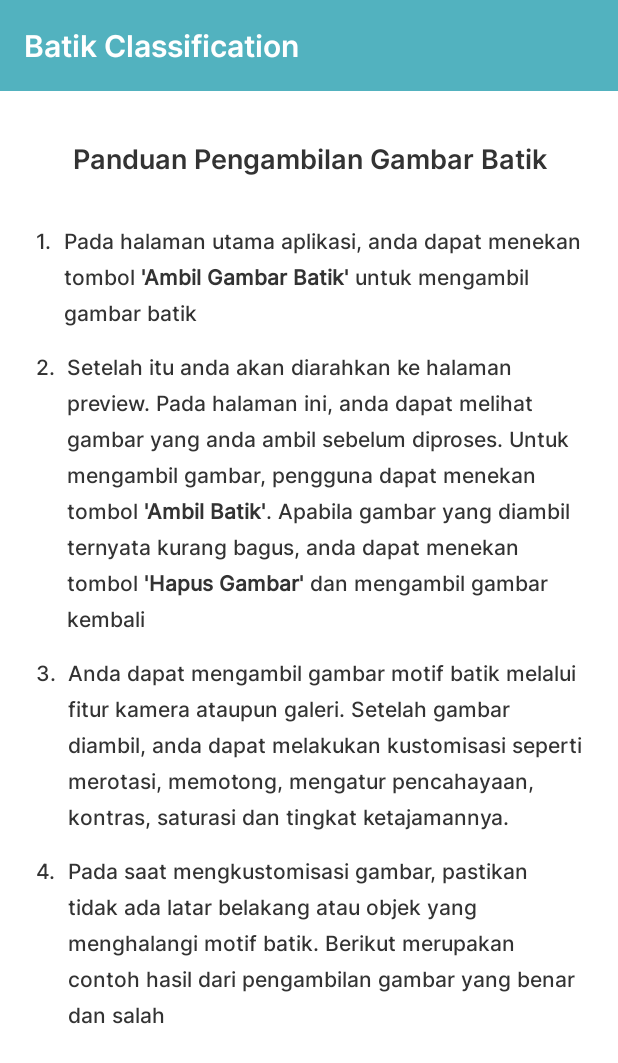
After one commit to rickyandrean99/Batik-Classification, an Android app: the GuideActivity screen opened directly, with no data from a screen before it, on a phone screen of 412 x 824 dp. The commit adds this screen. Shown: the top 1063 px of the screen. Run offline under Robolectric (Android 15) with nearby library versions, the phone set to English and light mode, and no system bars.

Commit message:
Guide page progress

```diff
--- /dev/null
+++ b/app/src/main/java/com/rickyandrean/batikclassification/presentation/guide/GuideActivity.kt
@@ -0,0 +1,22 @@
+package com.rickyandrean.batikclassification.presentation.guide
+
+import androidx.appcompat.app.AppCompatActivity
+import android.os.Bundle
+import com.rickyandrean.batikclassification.R
+import com.rickyandrean.batikclassification.databinding.ActivityGuideBinding
+
+class GuideActivity : AppCompatActivity() {
+    private lateinit var binding: ActivityGuideBinding
+
+    override fun onCreate(savedInstanceState: Bundle?) {
+        super.onCreate(savedInstanceState)
+        binding = ActivityGuideBinding.inflate(layoutInflater)
+        setContentView(binding.root)
+
+        setupView()
+    }
+
+    private fun setupView() {
+        supportActionBar?.hide()
+    }
+}
--- a/app/src/main/java/com/rickyandrean/batikclassification/presentation/main/MainActivity.kt
+++ b/app/src/main/java/com/rickyandrean/batikclassification/presentation/main/MainActivity.kt
@@ -5,6 +5,7 @@ import androidx.appcompat.app.AppCompatActivity
 import android.os.Bundle
 import com.rickyandrean.batikclassification.R
 import com.rickyandrean.batikclassification.databinding.ActivityMainBinding
+import com.rickyandrean.batikclassification.presentation.guide.GuideActivity
 import com.rickyandrean.batikclassification.presentation.preview.PreviewActivity
 
 class MainActivity : AppCompatActivity() {
@@ -30,5 +31,10 @@ class MainActivity : AppCompatActivity() {
             val intent = Intent(this@MainActivity, PreviewActivity::class.java)
             startActivity(intent)
         }
+
+        binding.btnTips.setOnClickListener {
+            val intent = Intent(this@MainActivity, GuideActivity::class.java)
+            startActivity(intent)
+        }
     }
 }
--- a/app/src/main/java/com/rickyandrean/batikclassification/presentation/preview/PreviewActivity.kt
+++ b/app/src/main/java/com/rickyandrean/batikclassification/presentation/preview/PreviewActivity.kt
@@ -77,7 +77,7 @@ class PreviewActivity : AppCompatActivity() {
 //                            startActivity(intent)
                         }
 
-                        response.onFailure { error ->
+                        response.onFailure {
                             Toast.makeText(this@PreviewActivity, "Terjadi kesalahan pada aplikasi", Toast.LENGTH_SHORT).show()
                         }
                     }
--- /dev/null
+++ b/app/src/main/res/layout/activity_guide.xml
@@ -0,0 +1,219 @@
+<?xml version="1.0" encoding="utf-8"?>
+<androidx.constraintlayout.widget.ConstraintLayout xmlns:android="http://schemas.android.com/apk/res/android"
+    xmlns:app="http://schemas.android.com/apk/res-auto"
+    xmlns:tools="http://schemas.android.com/tools"
+    android:layout_width="match_parent"
+    android:layout_height="match_parent"
+    tools:context=".presentation.guide.GuideActivity">
+
+    <com.google.android.material.appbar.AppBarLayout
+        android:id="@+id/appbar_tips"
+        android:layout_width="match_parent"
+        android:layout_height="wrap_content"
+        android:background="@color/sapphire"
+        android:elevation="0dp"
+        app:elevation="0dp"
+        app:layout_constraintEnd_toEndOf="parent"
+        app:layout_constraintStart_toStartOf="parent"
+        app:layout_constraintTop_toTopOf="parent">
+
+        <androidx.constraintlayout.widget.ConstraintLayout
+            android:id="@+id/cl_toolbar_tips"
+            android:layout_width="match_parent"
+            android:layout_height="wrap_content">
+
+            <TextView
+                android:id="@+id/tv_tips_header"
+                android:layout_width="0dp"
+                android:layout_height="wrap_content"
+                android:layout_marginStart="16dp"
+                android:layout_marginTop="16dp"
+                android:layout_marginEnd="16dp"
+                android:layout_marginBottom="16dp"
+                android:fontFamily="@font/inter_semibold"
+                android:text="@string/app_name"
+                android:textColor="@color/white"
+                android:textSize="20sp"
+                app:layout_constraintBottom_toBottomOf="@+id/cl_toolbar_tips"
+                app:layout_constraintEnd_toEndOf="@+id/cl_toolbar_tips"
+                app:layout_constraintStart_toStartOf="@+id/cl_toolbar_tips"
+                app:layout_constraintTop_toTopOf="@+id/cl_toolbar_tips"
+                tools:ignore="TextContrastCheck" />
+        </androidx.constraintlayout.widget.ConstraintLayout>
+    </com.google.android.material.appbar.AppBarLayout>
+
+    <ScrollView
+        android:id="@+id/sv_guide"
+        android:layout_width="0dp"
+        android:layout_height="0dp"
+        app:layout_constraintBottom_toBottomOf="parent"
+        app:layout_constraintEnd_toEndOf="parent"
+        app:layout_constraintStart_toStartOf="parent"
+        app:layout_constraintTop_toBottomOf="@id/appbar_tips">
+
+
+        <androidx.constraintlayout.widget.ConstraintLayout
+            android:id="@+id/cl_guide"
+            android:layout_width="match_parent"
+            android:layout_height="wrap_content"
+            android:paddingBottom="32dp">
+
+            <TextView
+                android:id="@+id/tv_tips_title"
+                android:layout_width="0dp"
+                android:layout_height="wrap_content"
+                android:layout_marginStart="24dp"
+                android:layout_marginTop="32dp"
+                android:layout_marginEnd="24dp"
+                android:fontFamily="@font/inter_semibold"
+                android:text="@string/tips_title"
+                android:textAlignment="center"
+                android:textColor="@color/light_black"
+                android:textSize="18sp"
+                app:layout_constraintEnd_toEndOf="parent"
+                app:layout_constraintStart_toStartOf="parent"
+                app:layout_constraintTop_toTopOf="parent"
+                app:lineHeight="24sp" />
+
+            <LinearLayout
+                android:id="@+id/ll_tips_1"
+                android:layout_width="0dp"
+                android:layout_height="wrap_content"
+                android:layout_marginTop="32dp"
+                android:orientation="horizontal"
+                android:paddingStart="24dp"
+                android:paddingEnd="24dp"
+                app:layout_constraintEnd_toEndOf="parent"
+                app:layout_constraintStart_toStartOf="parent"
+                app:layout_constraintTop_toBottomOf="@+id/tv_tips_title">
+
+                <TextView
+                    android:id="@+id/tv_tips_numbering_1"
+                    android:layout_width="wrap_content"
+                    android:layout_height="wrap_content"
+                    android:layout_marginEnd="8dp"
+                    android:fontFamily="@font/inter_medium"
+                    android:text="@string/tips_numbering_1"
+                    android:textAlignment="textStart"
+                    android:textColor="@color/light_black"
+                    android:textSize="14sp" />
+
+                <TextView
+                    android:id="@+id/tv_tips_content_1"
+                    android:layout_width="wrap_content"
+                    android:layout_height="wrap_content"
+                    android:fontFamily="@font/inter_medium"
+                    android:text="@string/tips_content_1"
+                    android:textAlignment="textStart"
+                    android:textColor="@color/light_black"
+                    android:textSize="14sp"
+                    app:lineHeight="24sp" />
+            </LinearLayout>
+
+            <LinearLayout
+                android:id="@+id/ll_tips_2"
+                android:layout_width="0dp"
+                android:layout_height="wrap_content"
+                android:layout_marginTop="16dp"
+                android:orientation="horizontal"
+                android:paddingStart="24dp"
+                android:paddingEnd="24dp"
+                app:layout_constraintEnd_toEndOf="parent"
+                app:layout_constraintStart_toStartOf="parent"
+                app:layout_constraintTop_toBottomOf="@+id/ll_tips_1">
+
+                <TextView
+                    android:id="@+id/tv_tips_numbering_2"
+                    android:layout_width="wrap_content"
+                    android:layout_height="wrap_content"
+                    android:layout_marginEnd="8dp"
+                    android:fontFamily="@font/inter_medium"
+                    android:text="@string/tips_numbering_2"
+                    android:textAlignment="textStart"
+                    android:textColor="@color/light_black"
+                    android:textSize="14sp" />
+
+                <TextView
+                    android:id="@+id/tv_tips_content_2"
+                    android:layout_width="wrap_content"
+                    android:layout_height="wrap_content"
+                    android:fontFamily="@font/inter_medium"
+                    android:text="@string/tips_content_2"
+                    android:textAlignment="textStart"
+                    android:textColor="@color/light_black"
+                    android:textSize="14sp"
+                    app:lineHeight="24sp" />
+            </LinearLayout>
+
+            <LinearLayout
+                android:id="@+id/ll_tips_3"
+                android:layout_width="0dp"
+                android:layout_height="wrap_content"
+                android:layout_marginTop="16dp"
+                android:orientation="horizontal"
+                android:paddingStart="24dp"
+                android:paddingEnd="24dp"
+                app:layout_constraintEnd_toEndOf="parent"
+                app:layout_constraintStart_toStartOf="parent"
+                app:layout_constraintTop_toBottomOf="@+id/ll_tips_2">
+
+                <TextView
+                    android:id="@+id/tv_tips_numbering_3"
+                    android:layout_width="wrap_content"
+                    android:layout_height="wrap_content"
+                    android:layout_marginEnd="8dp"
+                    android:fontFamily="@font/inter_medium"
+                    android:text="@string/tips_numbering_3"
+                    android:textAlignment="textStart"
+                    android:textColor="@color/light_black"
+                    android:textSize="14sp" />
+
+                <TextView
+                    android:id="@+id/tv_tips_content_3"
+                    android:layout_width="wrap_content"
+                    android:layout_height="wrap_content"
+                    android:fontFamily="@font/inter_medium"
+                    android:text="@string/tips_content_3"
+                    android:textAlignment="textStart"
+                    android:textColor="@color/light_black"
+                    android:textSize="14sp"
+                    app:lineHeight="24sp" />
+            </LinearLayout>
+
+            <LinearLayout
+                android:id="@+id/ll_tips_4"
+                android:layout_width="0dp"
+                android:layout_height="wrap_content"
+                android:layout_marginTop="16dp"
+                android:orientation="horizontal"
+                android:paddingStart="24dp"
+                android:paddingEnd="24dp"
+                app:layout_constraintEnd_toEndOf="parent"
+                app:layout_constraintStart_toStartOf="parent"
+                app:layout_constraintTop_toBottomOf="@+id/ll_tips_3">
+
+                <TextView
+                    android:id="@+id/tv_tips_numbering_4"
+                    android:layout_width="wrap_content"
+                    android:layout_height="wrap_content"
+                    android:layout_marginEnd="8dp"
+                    android:fontFamily="@font/inter_medium"
+                    android:text="@string/tips_numbering_4"
+                    android:textAlignment="textStart"
+                    android:textColor="@color/light_black"
+                    android:textSize="14sp" />
+
+                <TextView
+                    android:id="@+id/tv_tips_content_4"
+                    android:layout_width="wrap_content"
+                    android:layout_height="wrap_content"
+                    android:fontFamily="@font/inter_medium"
+                    android:text="@string/tips_content_4"
+                    android:textAlignment="textStart"
+                    android:textColor="@color/light_black"
+                    android:textSize="14sp"
+                    app:lineHeight="24sp" />
+            </LinearLayout>
+        </androidx.constraintlayout.widget.ConstraintLayout>
+    </ScrollView>
+</androidx.constraintlayout.widget.ConstraintLayout>
--- a/app/src/main/res/values/strings.xml
+++ b/app/src/main/res/values/strings.xml
@@ -4,10 +4,21 @@
     <string name="batik_about">Batik Classification merupakan aplikasi berbasis Native Android yang bertujuan untuk mendeteksi jenis dari motif Batik Indonesia. Aplikasi dapat mengenali hingga 10 jenis motif batik berbeda menggunakan fitur kamera maupun galeri.</string>
     <string name="take_picture">Ambil Gambar Batik</string>
     <string name="tips">Lihat Panduan</string>
-    <string name="preview_title">Citra Motif Batik</string>
+    <string name="preview_title">Gambar Motif Batik</string>
     <string name="preview_subtitle">Silahkan mengambil foto dari motif batik untuk melakukan klasifikasi batik</string>
     <string name="no_picture">Belum ada foto</string>
     <string name="process">Proses Gambar</string>
     <string name="add_photo">Ambil Gambar</string>
     <string name="remove_photo">Hapus Gambar</string>
+    <string name="tips_title">Panduan Pengambilan Gambar Batik</string>
+    <string name="tips_numbering_1">1. </string>
+    <string name="tips_numbering_2">2. </string>
+    <string name="tips_numbering_3">3. </string>
+    <string name="tips_numbering_4">4. </string>
+    <string name="tips_numbering_5">5. </string>
+    <string name="tips_content_1">Pada halaman utama aplikasi, anda dapat menekan tombol <b>\'Ambil Gambar Batik\'</b> untuk mengambil gambar batik</string>
+    <string name="tips_content_2">Setelah itu anda akan diarahkan ke halaman preview. Pada halaman ini, anda dapat melihat gambar yang anda ambil sebelum diproses. Untuk mengambil gambar, pengguna dapat menekan tombol <b>\'Ambil Batik\'</b>. Apabila gambar yang diambil ternyata kurang bagus, anda dapat menekan tombol <b>\'Hapus Gambar\'</b> dan mengambil gambar kembali</string>
+    <string name="tips_content_3">Anda dapat mengambil gambar motif batik melalui fitur kamera ataupun galeri. Setelah gambar diambil, anda dapat melakukan kustomisasi seperti merotasi, memotong, mengatur pencahayaan, kontras, saturasi dan tingkat ketajamannya. </string>
+    <string name="tips_content_4">Pada saat mengkustomisasi gambar, pastikan tidak ada latar belakang atau objek yang menghalangi motif batik. Berikut merupakan contoh hasil dari pengambilan gambar yang benar dan salah</string>
+    <string name="tips_content_5">asdasd</string>
 </resources>
```
Also changed, not shown: app/src/main/AndroidManifest.xml (+7 -0 lines).
